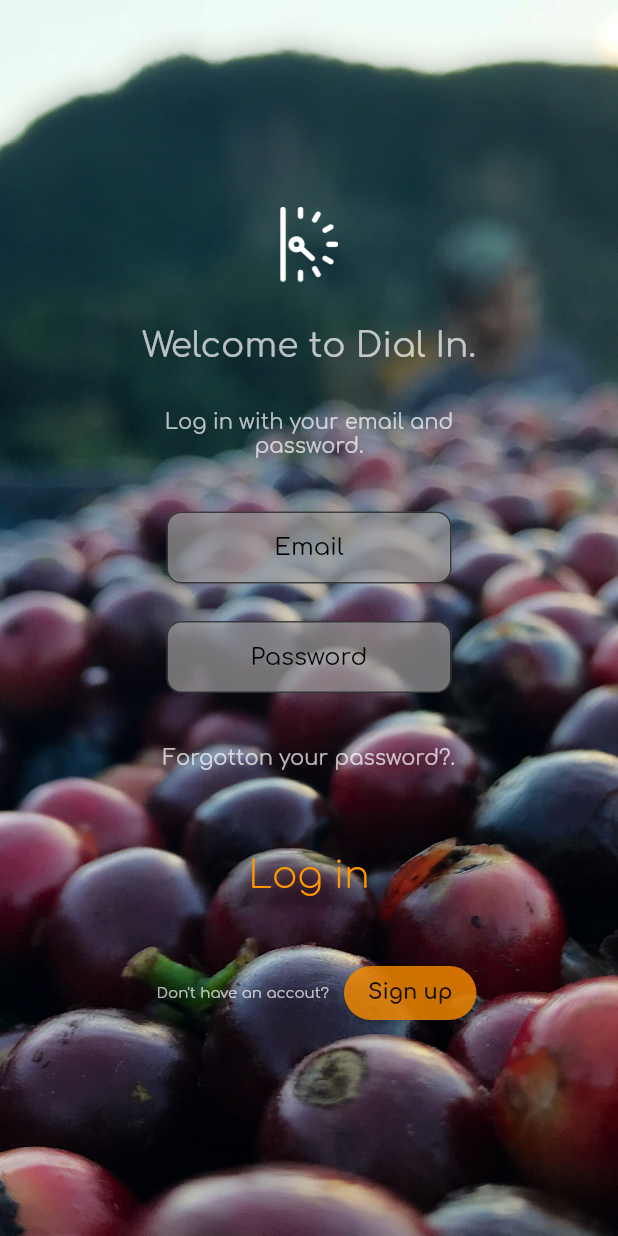
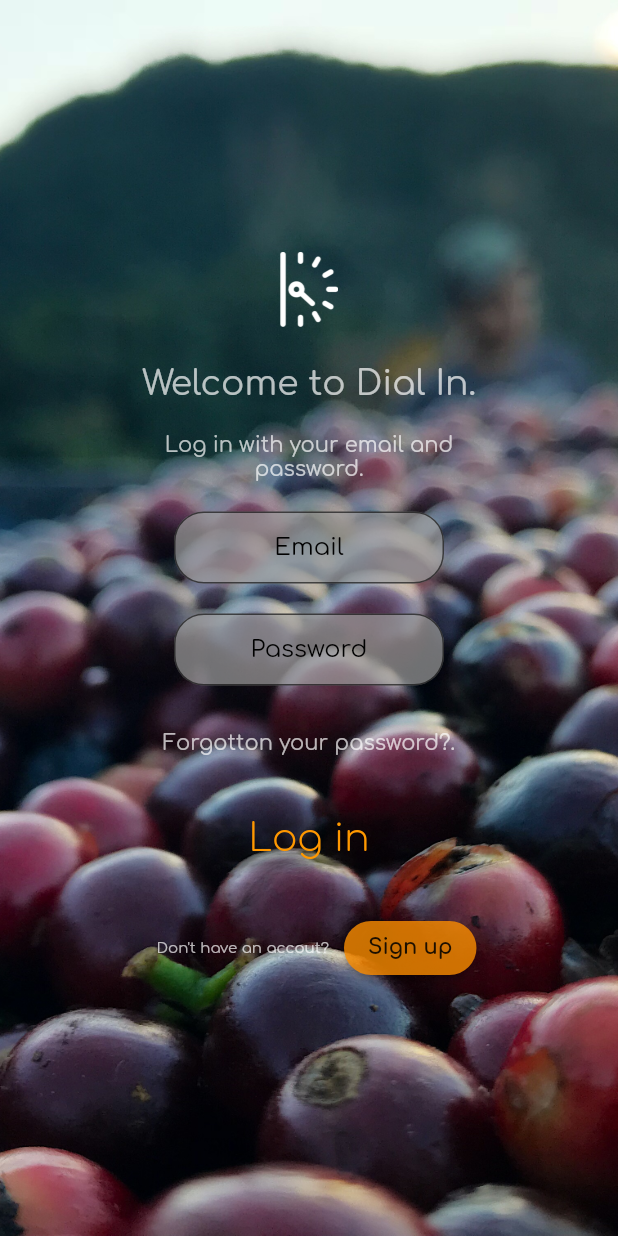
Before and after one commit to anjrew/dial-_in-_flutter_test_project, a Flutter app: the screen it shows after launch, on a phone screen of 412 x 824 dp. Run offline on Flutter 3.47's test engine with Material 2 defaults, Android fonts, the phone set to English and light mode, and no system bars.

Commit message:
before bitesizing view
Before bit sizing the views

```diff
--- a/lib/main.dart
+++ b/lib/main.dart
@@ -5,7 +5,10 @@ import 'fonts.dart';
 import 'package:flutter/rendering.dart';
 import 'loginPage.dart';
 
-void main() => runApp(new MyApp());
+void main() {
+  debugPaintSizeEnabled = true;
+  runApp(new MyApp());
+}
 
 class MyApp extends StatelessWidget {
   // This widget is the root of your application.
@@ -95,24 +98,29 @@ class _MyHomePageState extends State<MyHomePage> {
                 // Container( height: 50.0,  width: 50.0, margin: const EdgeInsets.all(30),
                 //   decoration: (BoxDecoration(image:DecorationImage(image: ( new AssetImage('assets/images/DialInWhiteLogo.png')))))),
 
+
+                // Dial in Logo
                 Container(
                   margin: const EdgeInsets.all(15.0),
                   child: Image.asset('assets/images/DialInWhiteLogo.png',
                       height: 50.0, width: 50.0),
                 ),
 
+
+                // Welcome text
                 Container(
                   width: 230.0,
-                  margin: const EdgeInsets.all(15.0),
+                  margin: const EdgeInsets.all(10.0),
                   alignment: Alignment(0.0, 0.0),
                   child: Text(StringLabels.welcomeToDialIn,
                       textAlign: TextAlign.center,
                       style: TextStyle(color: Colors.white70, fontSize: 23.0)),
                 ),
 
+                // Instructions
                 Container(
                   width: 260.0,
-                  margin: const EdgeInsets.all(15.0),
+                  margin: const EdgeInsets.all(10.0),
                   alignment: Alignment(0.0, 0.0),
                   child: Text(StringLabels.logInWithDetails,
                       textAlign: TextAlign.center,
@@ -122,14 +130,14 @@ class _MyHomePageState extends State<MyHomePage> {
                 // Email field
                 Container(
                     width: 200.0,
-                    padding: EdgeInsets.all(5.0),
-                    margin: const EdgeInsets.all(15.0),
+                    padding: EdgeInsets.all(10.0),
+                    margin: const EdgeInsets.all(0.0),
                     alignment: Alignment(0.0, 0.0),
                     child: TextField(
                         textAlign: TextAlign.center,
                         decoration: InputDecoration(
                             contentPadding: EdgeInsets.all(10.0),
-                            border: OutlineInputBorder( borderRadius: BorderRadius.all(const Radius.circular(10.0))),
+                            border: OutlineInputBorder( borderRadius: BorderRadius.all(const Radius.circular(20.0))),
                             filled:  true,
                             hintText: StringLabels.email,
                             hintStyle: TextStyle(color: Colors.black),
@@ -139,14 +147,14 @@ class _MyHomePageState extends State<MyHomePage> {
                 Container(
                     // decoration: BoxDecoration( borderRadius: BorderRadius.all(new Radius.circular(10.0)), color: Colors.black),
                     width: 200.0,
-                    padding: EdgeInsets.all(5.0),
+                    padding: EdgeInsets.all(10.0),
                     margin: const EdgeInsets.all(0.0),
                     alignment: Alignment(0.0, 0.0),
                     child: TextFormField(
                         textAlign: TextAlign.center,
                         decoration: InputDecoration(
-                                 contentPadding: EdgeInsets.all(10.0),
-                            border: OutlineInputBorder( borderRadius: BorderRadius.all(const Radius.circular(10.0))),
+                            contentPadding: EdgeInsets.all(10.0),
+                            border: OutlineInputBorder( borderRadius: BorderRadius.all(const Radius.circular(20.0))),
                             filled:  true,
                             hintText: StringLabels.password,
                             hintStyle: TextStyle(color: Colors.black),
@@ -154,7 +162,7 @@ class _MyHomePageState extends State<MyHomePage> {
 
                 // Forgotton password
                 Container(
-                  margin: const EdgeInsets.all(15.0),
+                  margin: const EdgeInsets.all(5.0),
                   child: FlatButton(
                       child: Text(StringLabels.forgottonPassword,
                           style: TextStyle(color: Colors.white70)),
@@ -167,7 +175,7 @@ class _MyHomePageState extends State<MyHomePage> {
 
                 // Login button
                 Container(
-                    margin: const EdgeInsets.all(15.0),
+                    margin: const EdgeInsets.all(10.0),
                     child: RaisedButton(
                         color: Colors.transparent,
                         child: Text(StringLabels.logIn,
```
